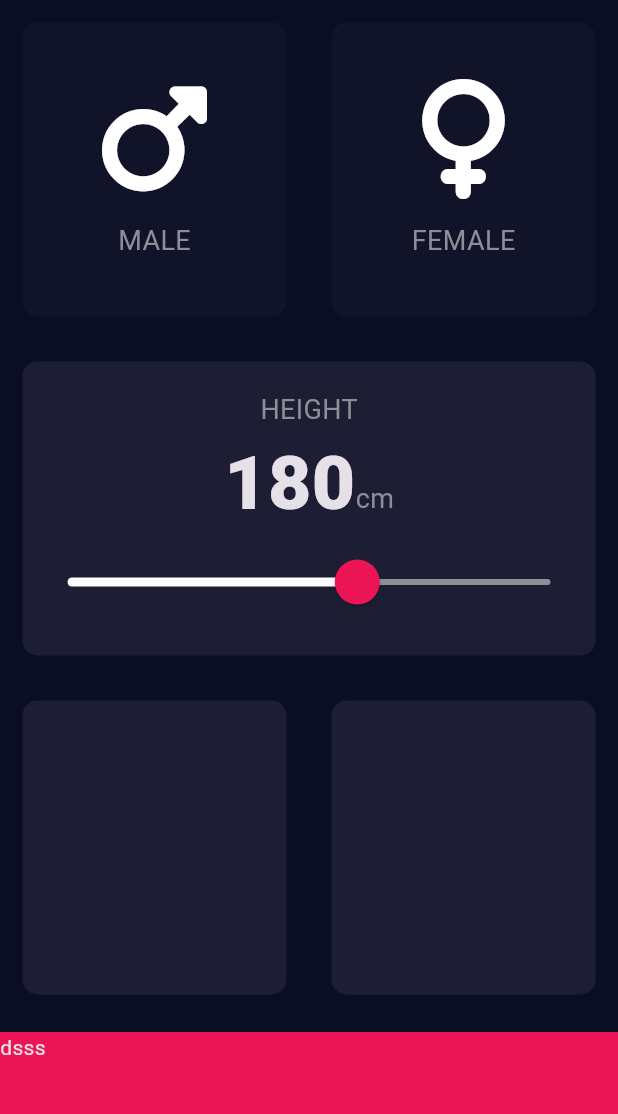
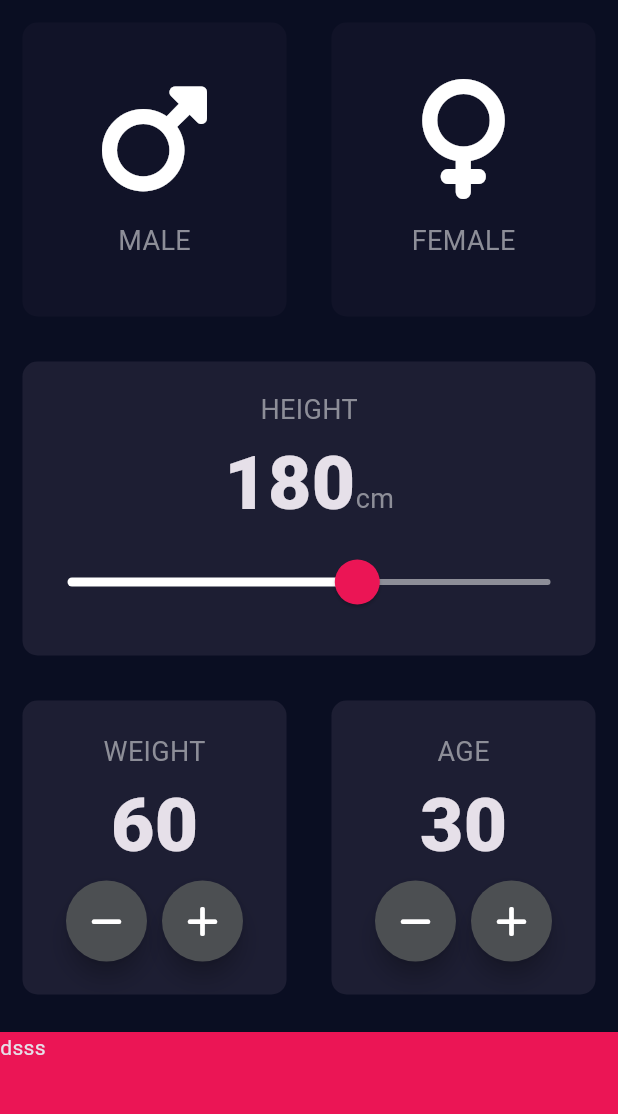
Before and after one commit to ThJordanAir/BMICalculator, a Flutter app: the screen it shows after launch, on a phone screen of 412 x 824 dp, the part 84-1198 px from its top. Run offline on Flutter 3.47's test engine with Material 3 defaults, Android fonts, the phone set to English and light mode, and no system bars; our stand-ins replace font_awesome_flutter.

Commit message:
InputPage mit alle Angaben

```diff
--- a/lib/input_page.dart
+++ b/lib/input_page.dart
@@ -16,6 +16,8 @@ class InputPage extends StatefulWidget {
 class _InputPageState extends State<InputPage> {
   Gender? selectedgender;
   int height = 180;
+  int weight = 60;
+  int age = 30;
 
   @override
   Widget build(BuildContext context) {
@@ -95,8 +97,74 @@ class _InputPageState extends State<InputPage> {
           Expanded(
             child: Row(
               children: <Widget>[
-                Expanded(child: ReusableCard(colour: kActiveCardColor)),
-                Expanded(child: ReusableCard(colour: kActiveCardColor)),
+                Expanded(
+                  child: ReusableCard(
+                    colour: kActiveCardColor,
+                    cardChild: Column(
+                      mainAxisAlignment: MainAxisAlignment.center,
+                      children: <Widget>[
+                        Text("WEIGHT", style: kLabelTextStyle),
+                        Text("$weight", style: kNumberTextStyle),
+                        Row(
+                          mainAxisAlignment: MainAxisAlignment.center,
+                          children: <Widget>[
+                            RoundIconButton(
+                              icon: FontAwesomeIcons.minus,
+                              onPressed: () {
+                                setState(() {
+                                  weight--;
+                                });
+                              },
+                            ),
+                            SizedBox(width: 10.0),
+                            RoundIconButton(
+                              icon: FontAwesomeIcons.plus,
+                              onPressed: () {
+                                setState(() {
+                                  weight++;
+                                });
+                              },
+                            ),
+                          ],
+                        ),
+                      ],
+                    ),
+                  ),
+                ),
+                Expanded(
+                  child: ReusableCard(
+                    colour: kActiveCardColor,
+                    cardChild: Column(
+                      mainAxisAlignment: MainAxisAlignment.center,
+                      children: <Widget>[
+                        Text("AGE", style: kLabelTextStyle),
+                        Text("$age", style: kNumberTextStyle),
+                        Row(
+                          mainAxisAlignment: MainAxisAlignment.center,
+                          children: <Widget>[
+                            RoundIconButton(
+                              icon: FontAwesomeIcons.minus,
+                              onPressed: () {
+                                setState(() {
+                                  age--;
+                                });
+                              },
+                            ),
+                            SizedBox(width: 10.0),
+                            RoundIconButton(
+                              icon: FontAwesomeIcons.plus,
+                              onPressed: () {
+                                setState(() {
+                                  age++;
+                                });
+                              },
+                            ),
+                          ],
+                        ),
+                      ],
+                    ),
+                  ),
+                ),
               ],
             ),
           ),
@@ -112,3 +180,22 @@ class _InputPageState extends State<InputPage> {
     );
   }
 }
+
+class RoundIconButton extends StatelessWidget {
+  const RoundIconButton({super.key, this.icon, this.onPressed});
+
+  final IconData? icon;
+  final Function? onPressed;
+
+  @override
+  Widget build(BuildContext context) {
+    return RawMaterialButton(
+      onPressed: () => onPressed != null ? onPressed!() : null,
+      elevation: 6.0,
+      constraints: BoxConstraints.tightFor(width: 54.0, height: 56.0),
+      shape: CircleBorder(),
+      fillColor: Color(0xFF4C4F52),
+      child: Icon(icon),
+    );
+  }
+}
```
